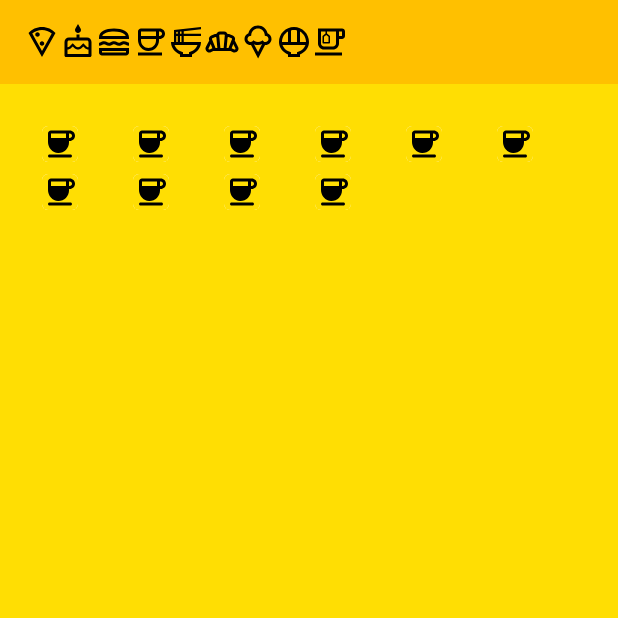
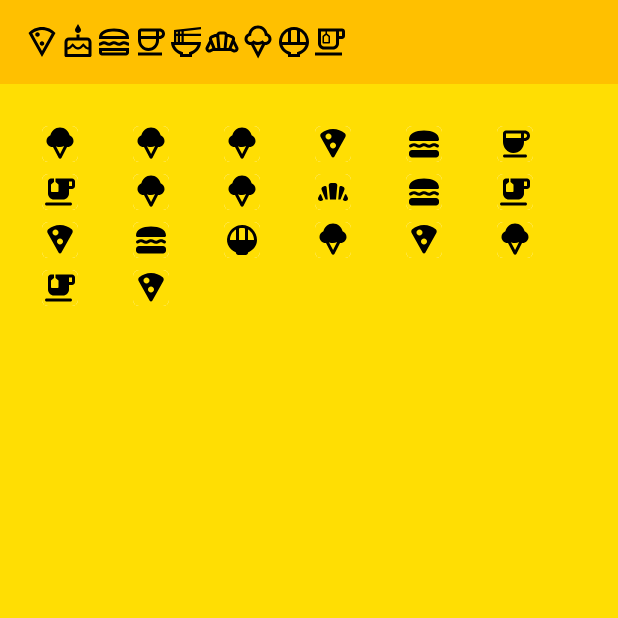
Before and after one commit to nfillion21/overwhelming-android, an Android app built with Jetpack Compose: the screen it shows after launch (MainActivity), on a phone screen of 412 x 824 dp, the top half of it. Run offline under Robolectric (Android 15) with nearby library versions, the phone set to English and light mode, and no system bars; our stand-ins replace Dagger/Hilt's generated code, accompanist.

Commit message:
randomising icons

```diff
--- a/app/src/main/java/pgm/poolp/overwhelming/ui/home/HomeScreen.kt
+++ b/app/src/main/java/pgm/poolp/overwhelming/screens/HomeScreen.kt
@@ -14,12 +14,13 @@ import androidx.compose.material.Surface
 import androidx.compose.material.Text
 import androidx.compose.material.icons.Icons
 import androidx.compose.material.icons.filled.Check
-import androidx.compose.material.icons.rounded.Coffee
+import androidx.compose.material.icons.rounded.*
 import androidx.compose.runtime.Composable
 import androidx.compose.ui.Alignment
 import androidx.compose.ui.Modifier
 import androidx.compose.ui.graphics.Color
 import androidx.compose.ui.graphics.Shape
+import androidx.compose.ui.graphics.vector.ImageVector
 import androidx.compose.ui.graphics.vector.rememberVectorPainter
 import androidx.compose.ui.layout.Layout
 import androidx.compose.ui.res.stringResource
@@ -28,8 +29,6 @@ import androidx.compose.ui.unit.dp
 import com.google.accompanist.insets.statusBarsPadding
 import pgm.poolp.overwhelming.R
 import kotlin.math.ceil
-
-//private val screens = listOf("", "", "", "", "","", "", "", "", "","", "", "", "", "","", "", "", "", "","", "", "", "", "","", "", "", "", "","", "", "", "", "","", "", "", "", "","", "", "", "", "","", "", "", "", "","", "", "", "", "","", "", "", "", "","", "", "", "", "","", "", "", "", "","", "", "", "", "","", "", "", "", "","", "", "", "", "","", "", "", "", "","", "", "", "", "","", "", "", "", "","", "", "", "", "","", "", "", "", "","", "", "", "", "","", "", "", "", "","", "", "", "", "","", "", "", "", "","", "", "", "", "","", "", "", "", "","", "", "", "", "","", "", "", "", "","", "", "", "", "","", "", "", "", "","", "", "", "", "","", "", "", "", "","", "", "", "", "","", "", "", "", "","", "", "", "", "","", "", "", "", "","", "", "", "", "","", "", "", "", "","", "", "", "", "","", "", "", "", "","", "", "", "", "","", "", "", "", "","", "", "", "", "","", "", "", "", "","", "", "", "", "","", "", "", "", "","", "", "", "", "","", "", "", "", "", "", "", "", "", "", "", "", "",)
 
 @Composable
 fun HomeScreen(
@@ -44,7 +43,7 @@ fun HomeScreen(
             maxColumnWidth = 64.dp,
             modifier = modifier.padding(24.dp)
         ) {
-            var x = 10
+            var x = 20
             while (x > 0) {
                 x--
                 FoodItem()
@@ -61,8 +60,21 @@ fun FoodItem(
         modifier = modifier.padding(4.dp),
         shape = MaterialTheme.shapes.medium
     )  {
+
+        val imageVector:ImageVector = when ((0..7).random()) {
+            0 -> Icons.Rounded.LocalPizza
+            1 -> Icons.Rounded.Cake
+            2 -> Icons.Rounded.LunchDining
+            3 -> Icons.Rounded.Coffee
+            4 -> Icons.Rounded.BakeryDining
+            5 -> Icons.Rounded.Icecream
+            6 -> Icons.Rounded.RiceBowl
+            7 -> Icons.Rounded.EmojiFoodBeverage
+            else -> {Icons.Rounded.Coffee}
+        }
+
         Icon(
-            painter = rememberVectorPainter(Icons.Rounded.Coffee),
+            painter = rememberVectorPainter(imageVector),
             contentDescription = stringResource(id = R.string.content_description),
             tint = MaterialTheme.colors.onPrimary,
             modifier = Modifier.background(MaterialTheme.colors.primary)
```
